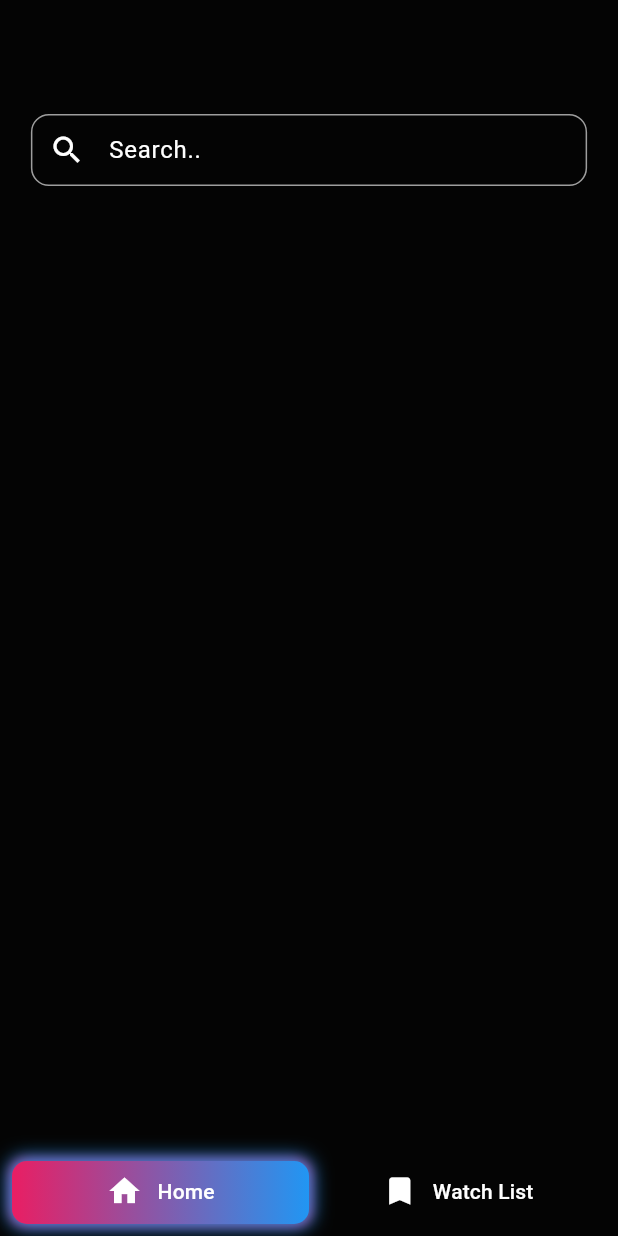
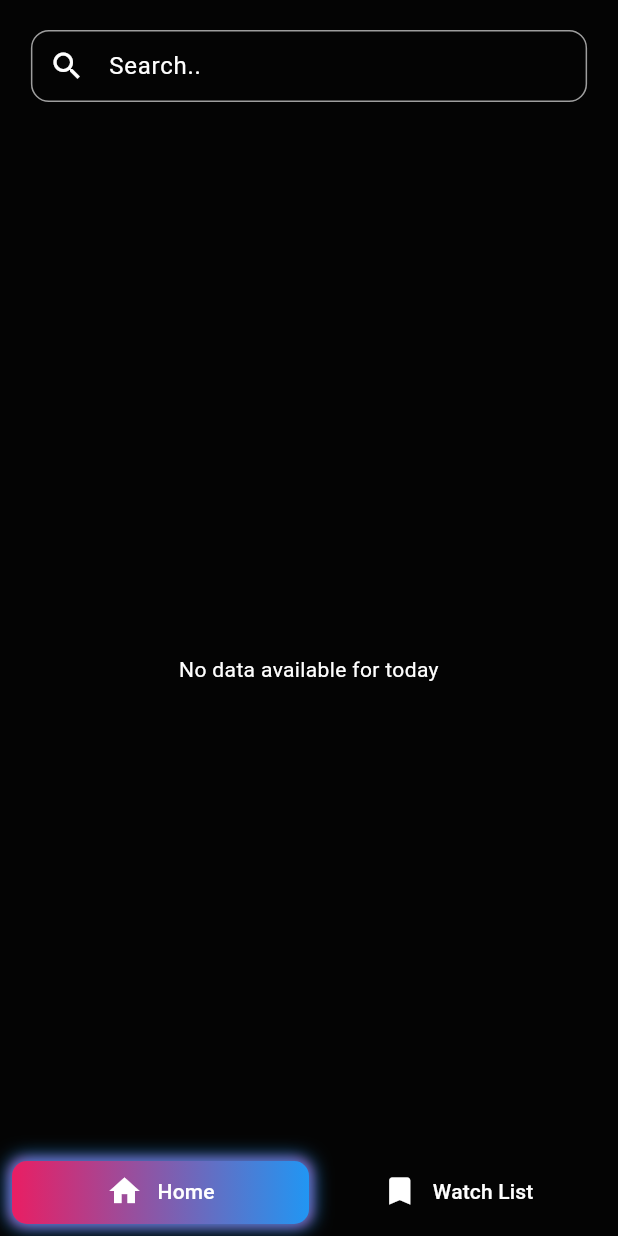
Before and after one commit to ansilmirfan/stockify, a Flutter app: the screen it shows after launch, on a phone screen of 412 x 824 dp. Run offline on Flutter 3.47's test engine with Material 3 defaults, Android fonts, the light colour scheme and no system bars; our stand-ins replace dio, flutter_dotenv.

Commit message:
feat:search functionality added in home screen

```diff
--- /dev/null
+++ b/lib/core/other/debouncer.dart
@@ -0,0 +1,19 @@
+import 'dart:async';
+
+import 'package:flutter/foundation.dart';
+
+class Debouncer {
+  final int milliseconds;
+  Timer? _timer;
+
+  Debouncer({required this.milliseconds});
+
+  void run(VoidCallback action) {
+    _timer?.cancel();
+    _timer = Timer(Duration(milliseconds: milliseconds), action);
+  }
+
+  void dispose() {
+    _timer?.cancel();
+  }
+}
--- a/lib/features/data/data_source/data_source.dart
+++ b/lib/features/data/data_source/data_source.dart
@@ -1,7 +1,7 @@
 import 'dart:developer';
 
 import 'package:dio/dio.dart';
-import 'package:stockify/features/core/exceptions/exceptions.dart';
+import 'package:stockify/core/exceptions/exceptions.dart';
 
 final Dio dio = Dio();
 
--- a/lib/features/presentation/pages/home.dart
+++ b/lib/features/presentation/pages/home.dart
@@ -8,13 +8,13 @@ class Home extends StatelessWidget {
 
   @override
   Widget build(BuildContext context) {
-    return DefaultTabController(
+    return const DefaultTabController(
       length: 2,
       child: Scaffold(
         resizeToAvoidBottomInset: false,
         body: TabBarView(children: [
           HomeView(),
-          const WatchList(),
+          WatchList(),
         ]),
         bottomSheet: CustomTabbar(),
       ),
--- a/lib/features/presentation/pages/widgets/custom_tabbar.dart
+++ b/lib/features/presentation/pages/widgets/custom_tabbar.dart
@@ -9,7 +9,6 @@ class CustomTabbar extends StatelessWidget {
     return Padding(
       padding: const EdgeInsets.all(8.0),
       child: TabBar(
-
         tabs: [
           _tabarItem(Icons.home, 'Home'),
           _tabarItem(Icons.bookmark, 'Watch List')
--- a/lib/features/presentation/pages/widgets/home_view.dart
+++ b/lib/features/presentation/pages/widgets/home_view.dart
@@ -1,24 +1,100 @@
 import 'package:flutter/material.dart';
+import 'package:provider/provider.dart';
+import 'package:stockify/core/other/debouncer.dart';
+import 'package:stockify/features/presentation/provider/api_data.dart';
+import 'package:stockify/features/presentation/widgets/custom_listtile.dart';
 import 'package:stockify/features/presentation/widgets/custom_textfrom_field.dart';
 import 'package:stockify/features/presentation/widgets/gap.dart';
 
-class HomeView extends StatelessWidget {
-  HomeView({super.key});
+class HomeView extends StatefulWidget {
+  const HomeView({super.key});
+
+  @override
+  State<HomeView> createState() => _HomeViewState();
+}
+
+class _HomeViewState extends State<HomeView> {
   final TextEditingController controller = TextEditingController();
+  final Debouncer _debouncer = Debouncer(milliseconds: 500);
+  @override
+  void initState() {
+    super.initState();
+    controller.addListener(
+      () => setState(() {}),
+    );
+  }
 
   @override
   Widget build(BuildContext context) {
     return Scaffold(
-      appBar: AppBar(),
-      body: Column(
-        mainAxisSize: MainAxisSize.max,
-        crossAxisAlignment: CrossAxisAlignment.center,
-        children: [
-          const Gap(gap: 20),
-          CustomTextfromField(
-            controller: controller,
+      body: SafeArea(
+        child: Column(
+          mainAxisSize: MainAxisSize.max,
+          crossAxisAlignment: CrossAxisAlignment.center,
+          children: [
+            const Gap(gap: 20),
+            _searchField(context),
+            controller.text.isEmpty
+                ? _centerText('No data available for today')
+                : _consumerBuilder()
+          ],
+        ),
+      ),
+    );
+  }
+
+  Consumer<ApiData> _consumerBuilder() {
+    return Consumer<ApiData>(
+      builder: (context, value, child) {
+        if (value.isLoading) {
+          return const Expanded(
+              child: Center(
+            child: CircularProgressIndicator(),
+          ));
+        } else {
+          if (value.list.isEmpty) {
+            return _centerText(
+                'No results found for your search. Please try again with different keywords.');
+          } else {
+            return Expanded(
+                child: ListView.builder(
+              itemCount: value.list.length,
+              itemBuilder: (context, index) {
+                final data = value.list[index];
+                return CustomListtile(
+                  title: data.the2Name ?? 'null',
+                  subtitle:" ${data.the8Currency}",
+                  isIcon: true,
+                );
+              },
+            ));
+          }
+        }
+      },
+    );
+  }
+
+  CustomTextfromField _searchField(BuildContext context) {
+    return CustomTextfromField(
+      controller: controller,
+      onChanged: (value) {
+        _debouncer.run(
+          () => context.read<ApiData>().search(value),
+        );
+      },
+    );
+  }
+
+  Expanded _centerText(String text) {
+    return Expanded(
+      child: Padding(
+        padding: const EdgeInsets.all(8.0),
+        child: Center(
+          child: Text(
+            text,
+            textAlign: TextAlign.center,
           ),
-        ],
+        ),
       ),
     );
   }
--- a/lib/features/presentation/widgets/custom_textfrom_field.dart
+++ b/lib/features/presentation/widgets/custom_textfrom_field.dart
@@ -1,11 +1,13 @@
 import 'package:flutter/material.dart';
-import 'package:provider/provider.dart';
-import 'package:stockify/features/presentation/provider/api_data.dart';
+
 
 class CustomTextfromField extends StatelessWidget {
   final TextEditingController controller;
+  final void Function(String)? onChanged;
 
-  const CustomTextfromField({super.key, required this.controller});
+  const CustomTextfromField(
+      {super.key, required this.controller, required this.onChanged});
+
 
   @override
   Widget build(BuildContext context) {
@@ -17,9 +19,7 @@ class CustomTextfromField extends StatelessWidget {
           onTapOutside: (event) {
             FocusScope.of(context).unfocus();
           },
-          onChanged: (value) {
-            context.read<ApiData>().search(value);
-          },
+          onChanged:onChanged,
           cursorColor: Theme.of(context).colorScheme.onPrimary,
           decoration: InputDecoration(
             labelText: 'Search..',
--- a/pubspec.yaml
+++ b/pubspec.yaml
@@ -33,6 +33,7 @@ dependencies:
   flutter:
     sdk: flutter
   flutter_dotenv: ^5.2.1
+  hive: ^2.2.3
   provider: ^6.1.2
 
 dev_dependencies:
```
Also changed, not shown: lib/core/utils/utils.dart (added, +179 -0 lines), lib/features/data/model/watch_list_model.dart (added, +11 -0 lines), lib/features/presentation/pages/widgets/watch_list.dart (+12 -60 lines), lib/features/presentation/provider/api_data.dart (+11 -3 lines), lib/features/presentation/widgets/custom_listtile.dart (added, +111 -0 lines), lib/core/exceptions/exceptions.dart (renamed from lib/features/core/exceptions/exceptions.dart), pubspec.lock.
